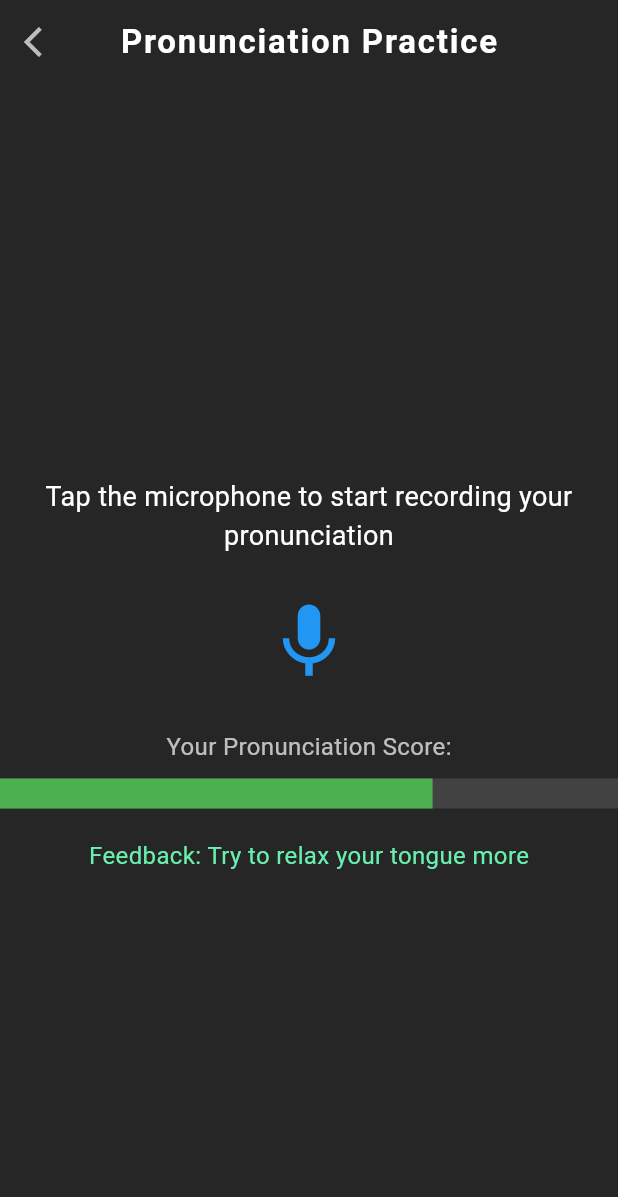
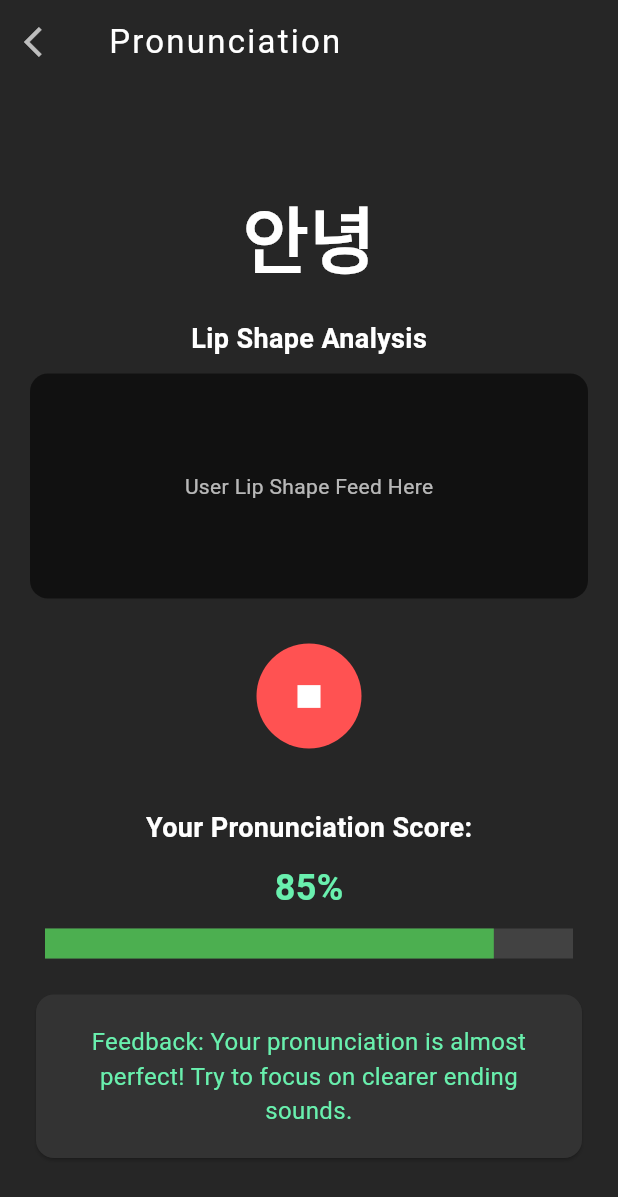
Before and after one commit to GraduationProject-SayUp/SayUP-Front, a Flutter app: the PronunciationPracticePage screen opened directly, after a tap on the "mic" icon, on a phone screen of 412 x 824 dp. Shown: the top 1197 px of the screen. Run offline on Flutter 3.47's test engine with Material 3 defaults, Android fonts, the light colour scheme and no system bars; our stand-ins replace flutter_secure_storage, permission_handler, speech_to_text; missing offline and left inert: flutter_sound; accounts and stored records are empty.

Commit message:
발음 페이지 추가

```diff
--- a/lib/PronunciationPage.dart
+++ b/lib/PronunciationPage.dart
@@ -1,7 +1,59 @@
 import 'package:flutter/material.dart';
+import 'service/recorder_service.dart'; // RecorderService import
 
-class PronunciationPracticePage extends StatelessWidget {
+class PronunciationPracticePage extends StatefulWidget {
   const PronunciationPracticePage({super.key});
+
+  @override
+  _PronunciationPracticePageState createState() =>
+      _PronunciationPracticePageState();
+}
+
+class _PronunciationPracticePageState
+    extends State<PronunciationPracticePage> {
+  final RecorderService _recorderService = RecorderService();
+  bool _isRecording = false;
+
+  @override
+  void initState() {
+    super.initState();
+    _initializeRecorder();
+  }
+
+  /// 녹음기 초기화
+  Future<void> _initializeRecorder() async {
+    try {
+      await _recorderService.initializeRecorder();
+    } catch (e) {
+      ScaffoldMessenger.of(context).showSnackBar(
+        SnackBar(content: Text('녹음기 초기화에 실패했습니다: $e')),
+      );
+    }
+  }
+
+  /// 녹음 상태 전환
+  Future<void> _toggleRecording() async {
+    try {
+      if (_isRecording) {
+        await _recorderService.stopRecording();
+      } else {
+        await _recorderService.startRecording();
+      }
+      setState(() {
+        _isRecording = !_isRecording;
+      });
+    } catch (e) {
+      ScaffoldMessenger.of(context).showSnackBar(
+        SnackBar(content: Text('녹음 실패: $e')),
+      );
+    }
+  }
+
+  @override
+  void dispose() {
+    _recorderService.dispose();
+    super.dispose();
+  }
 
   @override
   Widget build(BuildContext context) {
@@ -9,14 +61,12 @@ class PronunciationPracticePage extends StatelessWidget {
       appBar: AppBar(
         backgroundColor: Colors.transparent,
         elevation: 0,
-        centerTitle: true,
+        centerTitle: false,
         title: Text(
-          'Pronunciation Practice',
+          'Pronunciation',
           style: TextStyle(
             color: Colors.white,
-              fontSize: 22,
-              fontWeight: FontWeight.bold,
-              letterSpacing: 1.2
+            letterSpacing: 1.5,
           ),
         ),
         iconTheme: IconThemeData(color: Colors.white),
@@ -26,46 +76,121 @@ class PronunciationPracticePage extends StatelessWidget {
         ),
       ),
       backgroundColor: Color(0xFF262626),
-      body: Column(
+      body: Center(
+        child: Column(
           mainAxisAlignment: MainAxisAlignment.center,
           children: [
-          Padding(
-            padding: const EdgeInsets.all(20.0),
-            child: Text(
-              'Tap the microphone to start recording your pronunciation',
-              textAlign: TextAlign.center,
+            const SizedBox(height: 20),
+            Text(
+              '안녕',
+              style: TextStyle(
+                color: Colors.white,
+                fontSize: 48,
+                fontWeight: FontWeight.bold,
+              ),
+            ),
+            const SizedBox(height: 20),
+            Container(
+              padding: const EdgeInsets.symmetric(horizontal: 20.0),
+              child: Column(
+                children: [
+                  Text(
+                    'Lip Shape Analysis',
                     style: TextStyle(
                       color: Colors.white,
                       fontSize: 18,
-                fontWeight: FontWeight.normal,
+                      fontWeight: FontWeight.w600,
+                    ),
+                  ),
+                  const SizedBox(height: 10),
+                  Container(
+                    height: 150,
+                    width: double.infinity,
+                    decoration: BoxDecoration(
+                      color: Colors.black54,
+                      borderRadius: BorderRadius.circular(12),
+                    ),
+                    child: Center(
+                      child: Text(
+                        'User Lip Shape Feed Here',
+                        style: TextStyle(color: Colors.white70),
                       ),
                     ),
                   ),
-          IconButton(
-            iconSize: 60,
-            icon: Icon(Icons.mic, color: Colors.blue),
-            onPressed: () {
-              // 녹음 시작 로직
-            },
+                ],
               ),
-          SizedBox(height: 20),
+            ),
+            const SizedBox(height: 30),
+            CircleAvatar(
+              radius: 35,
+              backgroundColor: _isRecording
+                  ? Colors.redAccent
+                  : Color(0xFF4C8BF5), // 녹음 상태에 따른 색상 변화
+              child: IconButton(
+                icon: Icon(
+                  _isRecording ? Icons.stop : Icons.mic,
+                  color: Colors.white,
+                ),
+                iconSize: 30,
+                onPressed: _toggleRecording,
+              ),
+            ),
+            const SizedBox(height: 40),
             Text(
               'Your Pronunciation Score:',
-            style: TextStyle(color: Colors.white70, fontSize: 16),
+              style: TextStyle(
+                color: Colors.white,
+                fontSize: 18,
+                fontWeight: FontWeight.w600,
               ),
-          SizedBox(height: 10),
+            ),
+            const SizedBox(height: 10),
+            Padding(
+              padding: const EdgeInsets.symmetric(horizontal: 30.0),
+              child: Column(
+                children: [
+                  Text(
+                    '85%', // 점수를 숫자로 표시
+                    style: TextStyle(
+                      color: Colors.greenAccent,
+                      fontSize: 24,
+                      fontWeight: FontWeight.bold,
+                    ),
+                  ),
+                  const SizedBox(height: 10),
                   LinearProgressIndicator(
-            value: 0.7, // 예시: 70% 정확도
+                    value: 0.85, // 예시 점수: 85%
                     backgroundColor: Colors.grey[800],
                     valueColor: AlwaysStoppedAnimation<Color>(Colors.green),
                     minHeight: 20,
                   ),
-          SizedBox(height: 20),
-          Text(
-            'Feedback: Try to relax your tongue more',
-            style: TextStyle(color: Colors.greenAccent, fontSize: 16),
+                ],
+              ),
+            ),
+            const SizedBox(height: 20),
+            Padding(
+              padding: const EdgeInsets.symmetric(horizontal: 20.0),
+              child: Card(
+                color: Color(0xFF333333),
+                shape: RoundedRectangleBorder(
+                  borderRadius: BorderRadius.circular(12),
+                ),
+                child: Padding(
+                  padding: const EdgeInsets.all(20.0),
+                  child: Text(
+                    'Feedback: Your pronunciation is almost perfect! Try to focus on clearer ending sounds.',
+                    textAlign: TextAlign.center,
+                    style: TextStyle(
+                      color: Colors.greenAccent,
+                      fontSize: 16,
+                      fontWeight: FontWeight.w400,
+                    ),
+                  ),
+                ),
+              ),
             ),
           ],
+        ),
       ),
     );
   }
```
Lines whose indentation alone changed are shown as unchanged.
